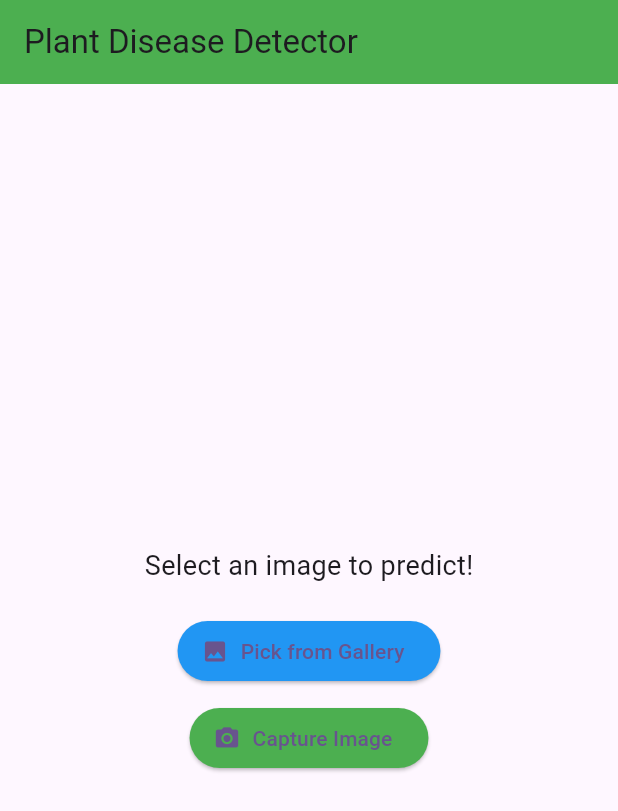
After one commit to scarredhands/Prakriti_Plant_disease_detection, a Flutter app: the screen it shows after launch, after a tap on "Pick from Gallery", on a phone screen of 412 x 824 dp. The commit adds this screen. Shown: the top 811 px of the screen. Run offline on Flutter 3.47's test engine with Material 3 defaults, Android fonts, the phone set to English and light mode, and no system bars; our stand-ins replace flutter_svg, image_picker, shared_preferences; missing offline and left inert: tflite_flutter.

Commit message:
ml integration done

```diff
--- /dev/null
+++ b/lib/appui/testui.dart
@@ -0,0 +1,184 @@
+import 'dart:io';
+import 'dart:typed_data';
+
+import 'package:flutter/material.dart';
+import 'package:image/image.dart' as img;
+import 'package:image_picker/image_picker.dart';
+import 'package:tflite_flutter/tflite_flutter.dart';
+
+class TestScreen extends StatefulWidget {
+  @override
+  _TestScreenState createState() => _TestScreenState();
+}
+
+class _TestScreenState extends State<TestScreen> {
+  late Interpreter interpreter;
+  bool isModelLoaded = false;
+  String? predictedLabel;
+  final picker = ImagePicker();
+
+  @override
+  void initState() {
+    super.initState();
+    loadModel();
+  }
+
+  // Load the TFLite model
+  Future<void> loadModel() async {
+    try {
+      interpreter = await Interpreter.fromAsset('assets/model.tflite');
+      setState(() {
+        isModelLoaded = true;
+      });
+      print('✅ Model loaded successfully');
+    } catch (e) {
+      print('❌ Error loading model: $e');
+    }
+  }
+
+  // Pick image from gallery or camera
+  Future<void> pickImage(ImageSource source) async {
+    final XFile? image = await picker.pickImage(source: source);
+    if (image != null) {
+      String label = await predictDisease(image.path);
+      setState(() {
+        predictedLabel = label;
+      });
+    }
+  }
+
+  // Preprocess the image for the model
+  Future<List<List<List<List<double>>>>> preprocessImage(
+      String imagePath) async {
+    File imageFile = File(imagePath);
+    List<int> imageBytes = await imageFile.readAsBytes();
+    img.Image? image = img.decodeImage(Uint8List.fromList(imageBytes));
+
+    // Resize to model input size (256x256)
+    img.Image resizedImage = img.copyResize(image!, width: 256, height: 256);
+
+    // Normalize pixel values (0 to 1)
+    List<List<List<List<double>>>> input = List.generate(
+      1,
+      (i) => List.generate(
+        256,
+        (y) => List.generate(
+          256,
+          (x) {
+            var pixel = resizedImage.getPixel(x, y);
+            return [
+              (img.getRed(pixel).toDouble() / 255.0), // Red channel
+              (img.getGreen(pixel).toDouble() / 255.0), // Green channel
+              (img.getBlue(pixel).toDouble() / 255.0), // Blue channel
+            ];
+          },
+        ),
+      ),
+    );
+
+    return input;
+  }
+
+  // Load labels from assets
+  Future<List<String>> loadLabels() async {
+    String labelsData =
+        await DefaultAssetBundle.of(context).loadString('assets/labels.txt');
+    return labelsData.split('\n').where((label) => label.isNotEmpty).toList();
+  }
+
+  // Predict disease from image
+  // Future<String> predictDisease(String imagePath) async {
+  //   if (!isModelLoaded) {
+  //     await loadModel();
+  //   }
+  //
+  //   List<List<List<List<double>>>> input = await preprocessImage(imagePath);
+  //
+  //   // Define output shape based on number of classes (e.g., 5 classes)
+  //   List<List<double>> output = List.generate(1, (i) => List.filled(15, 0.0));
+  //
+  //   // Run inference
+  //   interpreter.run(input, output);
+  //
+  //   // Load labels
+  //   List<String> labels = await loadLabels();
+  //
+  //   // Get predicted class index
+  //   int predictedIndex = output[0].indexWhere(
+  //     (val) => val == output[0].reduce((a, b) => a > b ? a : b),
+  //   );
+  //
+  //   return labels[predictedIndex];
+  // }
+
+  // Predict disease from image
+  Future<String> predictDisease(String imagePath) async {
+    if (!isModelLoaded) {
+      await loadModel();
+    }
+
+    // Preprocess image
+    List<List<List<List<double>>>> input = await preprocessImage(imagePath);
+
+    // Define output shape based on number of classes (e.g., 15 classes)
+    List<List<double>> output = List.generate(1, (i) => List.filled(15, 0.0));
+
+    // Run inference
+    interpreter.run(input, output);
+
+    // Load labels
+    List<String> labels = await loadLabels();
+
+    // Get predicted class index
+    int predictedIndex = output[0].indexWhere(
+      (val) => val == output[0].reduce((a, b) => a > b ? a : b),
+    );
+
+    // Get confidence of the predicted class
+    double confidence = output[0][predictedIndex] * 100;
+
+    // Return class name with confidence
+    return "${labels[predictedIndex]} (Accuracy: ${confidence.toStringAsFixed(2)}%)";
+  }
+
+  @override
+  Widget build(BuildContext context) {
+    return Scaffold(
+      appBar: AppBar(
+        title: const Text('Plant Disease Detector'),
+        backgroundColor: Colors.green,
+      ),
+      body: Center(
+        child: Column(
+          mainAxisAlignment: MainAxisAlignment.center,
+          children: [
+            predictedLabel != null
+                ? Text(
+                    'Prediction: $predictedLabel',
+                    style: const TextStyle(
+                        fontSize: 20, fontWeight: FontWeight.bold),
+                  )
+                : const Text(
+                    'Select an image to predict!',
+                    style: TextStyle(fontSize: 18),
+                  ),
+            const SizedBox(height: 20),
+            ElevatedButton.icon(
+              onPressed: () => pickImage(ImageSource.gallery),
+              icon: const Icon(Icons.image),
+              label: const Text('Pick from Gallery'),
+              style: ElevatedButton.styleFrom(backgroundColor: Colors.blue),
+            ),
+            const SizedBox(height: 10),
+            ElevatedButton.icon(
+              onPressed: () => pickImage(ImageSource.camera),
+              icon: const Icon(Icons.camera_alt),
+              label: const Text('Capture Image'),
+              style: ElevatedButton.styleFrom(backgroundColor: Colors.green),
+            ),
+          ],
+        ),
+      ),
+    );
+  }
+}
--- a/lib/main.dart
+++ b/lib/main.dart
@@ -1,8 +1,9 @@
 import 'package:flutter/material.dart';
-import 'package:prakriti_plant_disease_detection/appui/home_page.dart';
+import 'package:prakriti_plant_disease_detection/appui/testui.dart';
 
-void main() {
-  runApp(const MyApp());
+void main() async {
+  WidgetsFlutterBinding.ensureInitialized(); // Ensure services are initialized
+  runApp(MyApp());
 }
 
 class MyApp extends StatelessWidget {
@@ -16,7 +17,7 @@ class MyApp extends StatelessWidget {
       theme: ThemeData(
         colorScheme: ColorScheme.fromSeed(seedColor: Colors.deepPurple),
       ),
-      home: HomePage(),
+      home: TestScreen(),
     );
   }
 }
--- a/pubspec.yaml
+++ b/pubspec.yaml
@@ -39,6 +39,8 @@ dependencies:
   image_picker: ^1.1.2
   shared_preferences: ^2.5.2
   path_provider: ^2.1.5
+  tflite_flutter: ^0.11.0
+  image: ^3.3.0
 
 dev_dependencies:
   flutter_test:
@@ -63,6 +65,8 @@ flutter:
   uses-material-design: true
   assets:
     - assets/images/
+    - assets/model.tflite
+    - assets/labels.txt
   # To add assets to your application, add an assets section, like this:
   # assets:
   #   - images/a_dot_burr.jpeg
```
Also changed, not shown: assets/labels.txt (added, +15 -0 lines), lib/appui/disease.dart (+36 -23 lines), lib/functions/preprocessing.dart (added, +74 -0 lines), lib/models/tflite_model.dart (+23 -0 lines), pubspec.lock, 3 other files.
